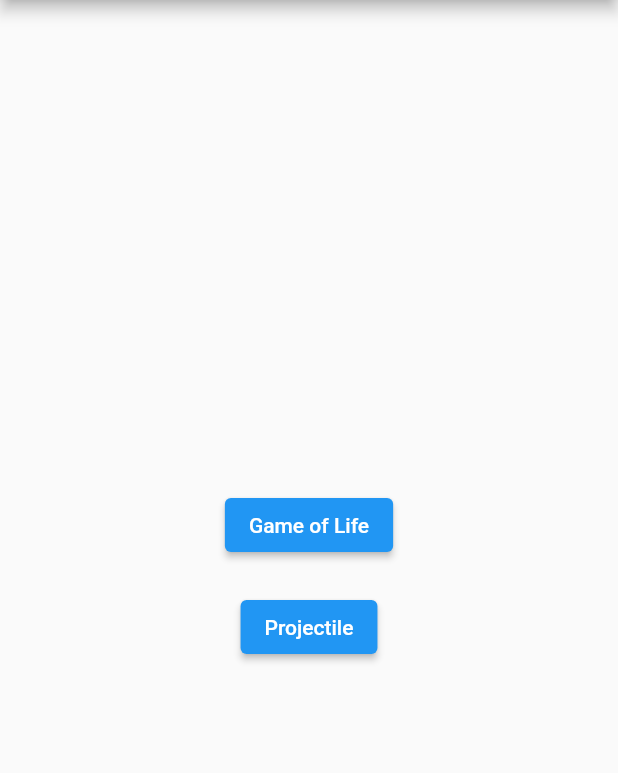
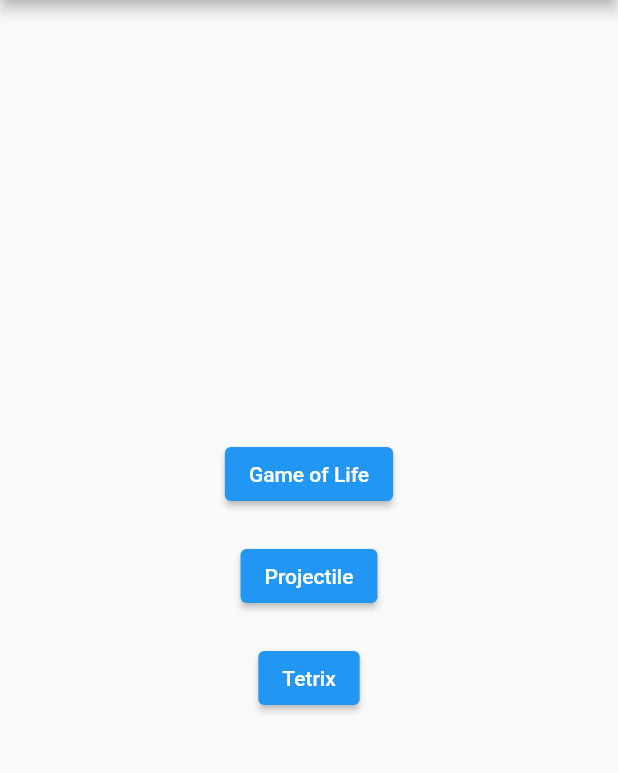
Before and after one commit to adawolfs/interactive_flutter, a Flutter app: the screen it shows after launch, on a phone screen of 412 x 824 dp, the part 84-857 px from its top. Run offline on Flutter 3.47's test engine with Material 2 defaults, Android fonts, the phone set to English and light mode, and no system bars; our stand-ins replace flutter_bloc.

Commit message:
update menu and deps

```diff
--- a/lib/main.dart
+++ b/lib/main.dart
@@ -20,6 +20,7 @@ class MyApp extends StatelessWidget {
         '/': (context) => Menu(),
         MenuItems.gameOfLife.route: (context) => MenuItems.gameOfLife.widget,
         MenuItems.projectile.route: (context) => MenuItems.projectile.widget,
+        MenuItems.tetrix.route: (context) => MenuItems.tetrix.widget,
       },
       // home: Menu(),
     );
--- a/lib/src/menu.dart
+++ b/lib/src/menu.dart
@@ -1,11 +1,13 @@
 import 'package:flutter/material.dart';
 import 'package:interactive_flutter/src/games/gameoflife/main.dart';
 import 'package:interactive_flutter/src/games/projectile/main.dart';
+import 'package:interactive_flutter/src/games/tetrix/main.dart';
 import 'package:interactive_flutter/src/ui/generic_scaffold.dart';
 
 enum MenuItems {
   gameOfLife(title: 'Game of Life', widget: GameOfLife(), route: '/gameoflife'),
-  projectile(title: 'Projectile', widget: Projectile(), route: '/projectile');
+  projectile(title: 'Projectile', widget: Projectile(), route: '/projectile'),
+  tetrix(title: 'Tetrix', widget: Tetrix(), route: '/tetrix');
 
   const MenuItems(
       {required this.title,
--- a/pubspec.yaml
+++ b/pubspec.yaml
@@ -36,6 +36,8 @@ dependencies:
   cupertino_icons: ^1.0.2
   provider: ^6.0.3
   url_launcher: ^6.1.2
+  flame: ^1.1.1
+  flutter_bloc: ^8.0.1
 
 dev_dependencies:
   flutter_test:
```
Also changed, not shown: pubspec.lock.
